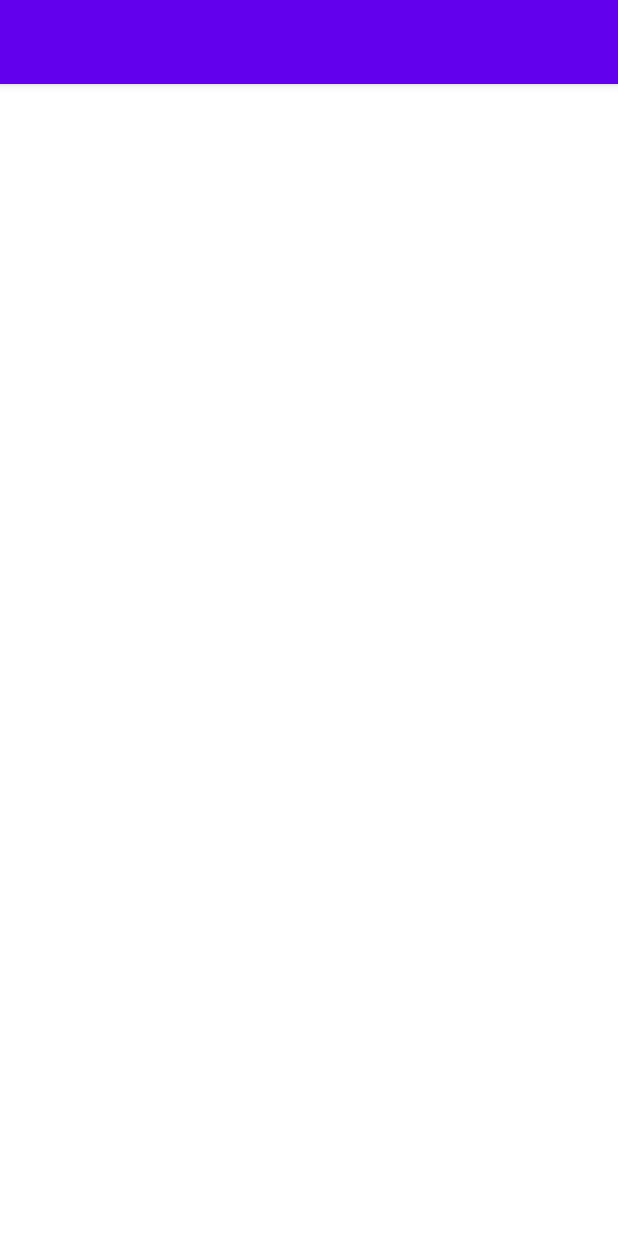
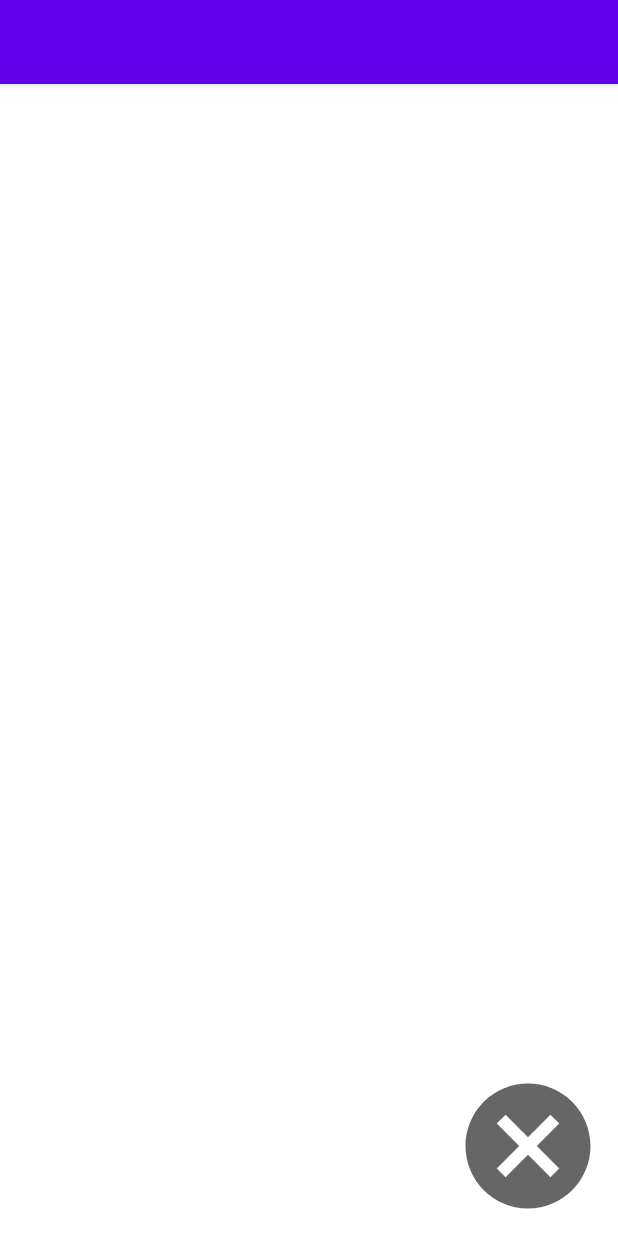
Before and after one commit to truongductri01/Android_FlashCard, an Android app: the AddCardActivity screen opened directly, with no data from a screen before it, on a phone screen of 412 x 824 dp. Run offline under Robolectric (Android 15) with nearby library versions, the phone set to English and light mode, and no system bars.

Commit message:
Add ImageView to Cancel AddCardActivity

```diff
--- a/app/src/main/java/com/example/flashcard/AddCardActivity.java
+++ b/app/src/main/java/com/example/flashcard/AddCardActivity.java
@@ -3,12 +3,22 @@
 import androidx.appcompat.app.AppCompatActivity;
 
 import android.os.Bundle;
+import android.view.View;
+import android.widget.ImageView;
 
 public class AddCardActivity extends AppCompatActivity {
-
+    ImageView cancelBtn;
     @Override
     protected void onCreate(Bundle savedInstanceState) {
         super.onCreate(savedInstanceState);
         setContentView(R.layout.activity_add_card);
+
+        cancelBtn = findViewById(R.id.cancelCardBtn);
+        cancelBtn.setOnClickListener(new View.OnClickListener() {
+            @Override
+            public void onClick(View v) {
+                finish();
+            }
+        });
     }
 }
--- /dev/null
+++ b/app/src/main/res/drawable/cancel_btn.xml
@@ -0,0 +1,10 @@
+<vector xmlns:android="http://schemas.android.com/apk/res/android"
+    android:width="24dp"
+    android:height="24dp"
+    android:viewportWidth="24"
+    android:viewportHeight="24"
+    android:tint="?attr/colorControlNormal">
+  <path
+      android:fillColor="@android:color/white"
+      android:pathData="M12,2C6.47,2 2,6.47 2,12s4.47,10 10,10 10,-4.47 10,-10S17.53,2 12,2zM17,15.59L15.59,17 12,13.41 8.41,17 7,15.59 10.59,12 7,8.41 8.41,7 12,10.59 15.59,7 17,8.41 13.41,12 17,15.59z"/>
+</vector>
--- a/app/src/main/res/layout/activity_add_card.xml
+++ b/app/src/main/res/layout/activity_add_card.xml
@@ -1,9 +1,18 @@
 <?xml version="1.0" encoding="utf-8"?>
-<androidx.constraintlayout.widget.ConstraintLayout xmlns:android="http://schemas.android.com/apk/res/android"
+<RelativeLayout xmlns:android="http://schemas.android.com/apk/res/android"
     xmlns:app="http://schemas.android.com/apk/res-auto"
     xmlns:tools="http://schemas.android.com/tools"
     android:layout_width="match_parent"
     android:layout_height="match_parent"
     tools:context=".AddCardActivity">
 
-</androidx.constraintlayout.widget.ConstraintLayout>
+    <ImageView
+        android:id="@+id/cancelCardBtn"
+        android:layout_width="100dp"
+        android:layout_height="100dp"
+        android:layout_alignParentEnd="true"
+        android:layout_alignParentBottom="true"
+        android:layout_marginEnd="10dp"
+        android:layout_marginBottom="10dp"
+        app:srcCompat="@drawable/cancel_btn" />
+</RelativeLayout>
```
